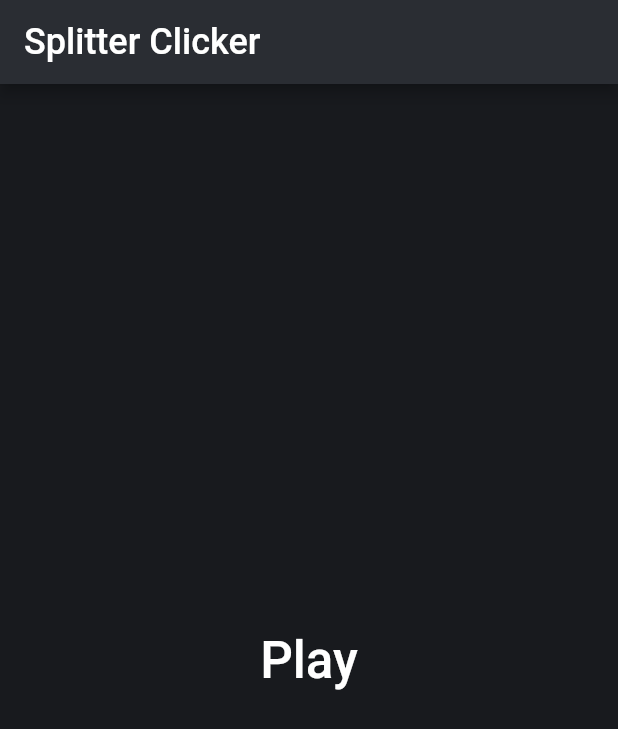
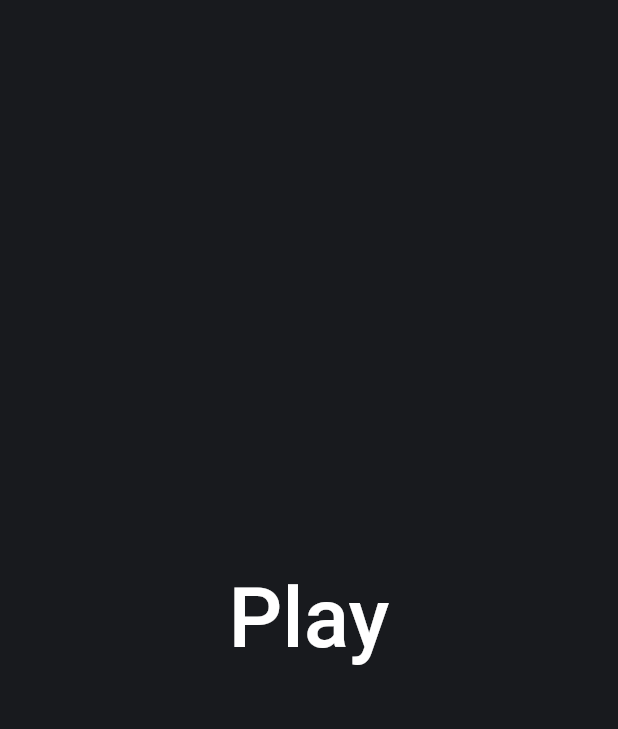
Before and after one commit to Dani2405/SplitClicker, a Flutter app: the screen it shows after launch, on a phone screen of 412 x 824 dp. Shown: the top 729 px of the screen. Run offline on Flutter 3.47's test engine with Material 2 defaults, Android fonts, the phone set to English and light mode, and no system bars.

Commit message:
basic UI

```diff
--- a/lib/Menu.dart
+++ b/lib/Menu.dart
@@ -12,16 +12,16 @@ class _MenuState extends State<Menu> {
   Widget build(BuildContext context) {
     return Scaffold(
       backgroundColor: Color(0xFF181a1e),
-      appBar: AppBar(
-        title: Text("Splitter Clicker", style: TextStyle(fontSize: 24)),
-        backgroundColor: Color(0xFF2a2d33),
-      ),
-      body: Center(
-        child: MaterialButton(
-          child: Text("Play", style: TextStyle(color: Colors.white, fontSize: 34),),
-          onPressed: () {Navigator.pushReplacementNamed(context, "/play");},
+      body: SizedBox(
+        width: MediaQuery.of(context).size.width,
+        height: MediaQuery.of(context).size.height,
+        child: GestureDetector(
+          child: MaterialButton(
+            child: Text("Play", style: TextStyle(color: Colors.white, fontSize: 56),),
+            onPressed: () {Navigator.pushReplacementNamed(context, "/play");},
+          ),
         ),
-      ),
+      )
     );
   }
 
```
Also changed, not shown: lib/Game.dart (+35 -21 lines), lib/main.dart (+6 -1 lines).
